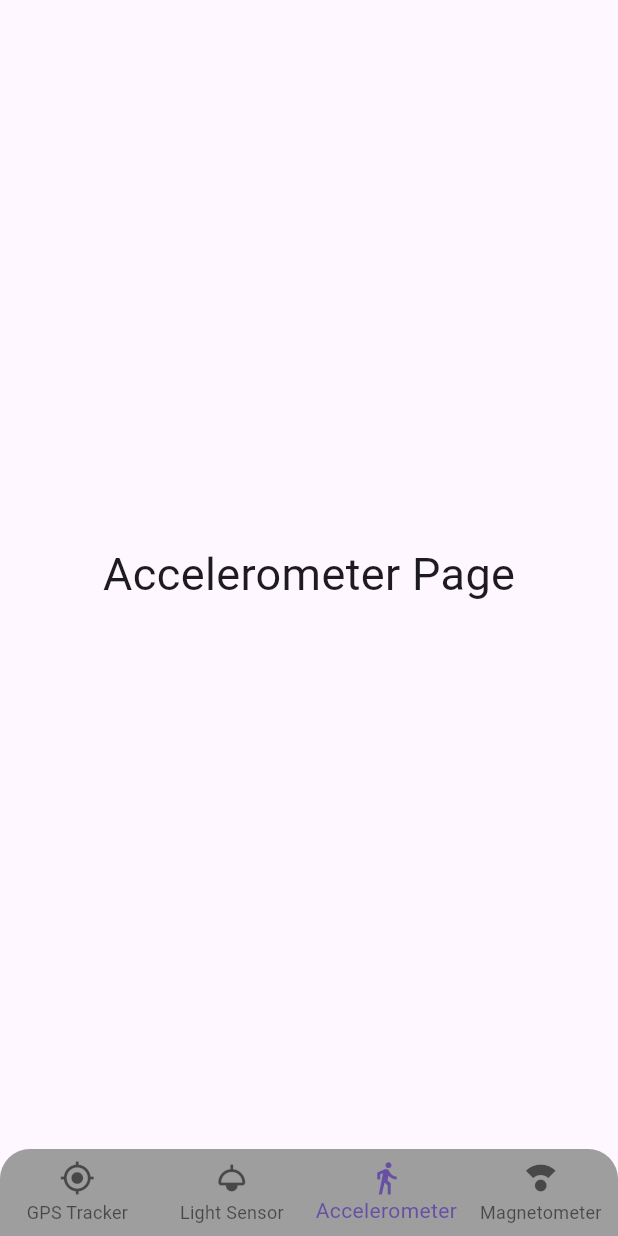
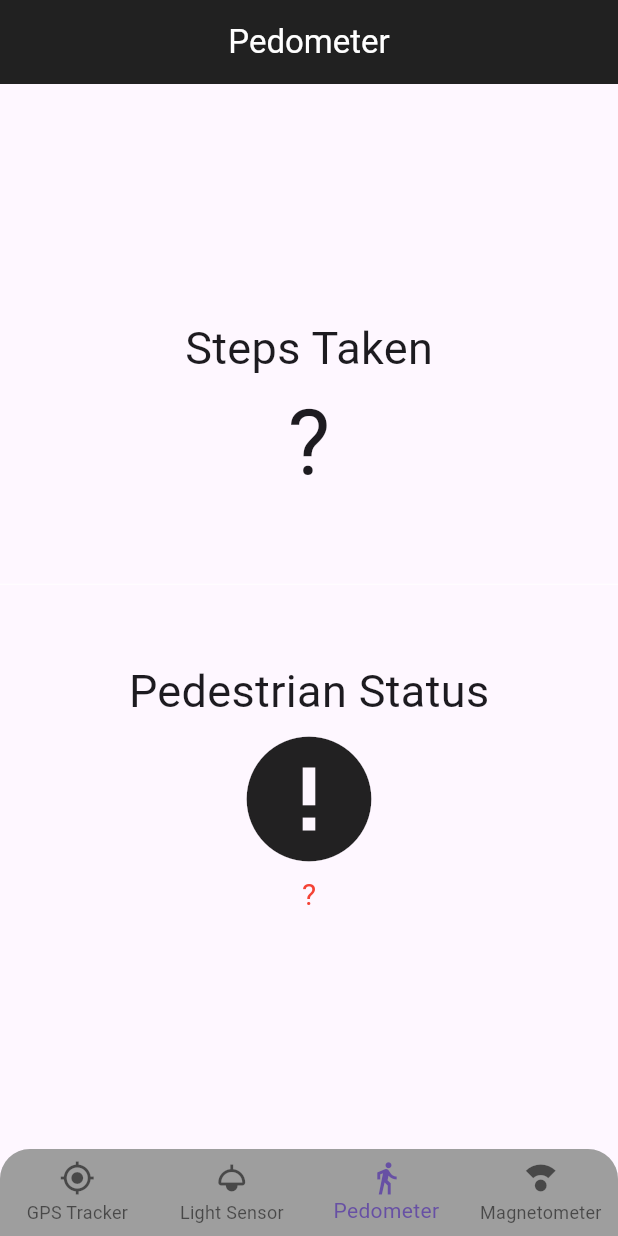
Before and after one commit to JnJuste/SmartHomeMonitoringApp, a Flutter app: the screen it shows after launch, item 3 of the bottom bar chosen, on a phone screen of 412 x 824 dp. Run offline on Flutter 3.47's test engine with Material 3 defaults, Android fonts, the phone set to English and light mode, and no system bars; our stand-ins replace geolocator, pedometer, permission_handler, sensors_plus.

Commit message:
Pedometer Sensor

```diff
--- a/lib/home_Page.dart
+++ b/lib/home_Page.dart
@@ -1,5 +1,5 @@
 import 'package:assignment_sensor/pages/gps_tracker.dart';
-import 'package:assignment_sensor/pages/accelerometer.dart';
+import 'package:assignment_sensor/pages/pedometer.dart';
 import 'package:assignment_sensor/pages/magnetometer.dart';
 import 'package:assignment_sensor/pages/light_sensor.dart';
 import 'package:flutter/material.dart';
@@ -22,7 +22,7 @@
   final List<Widget> _pages = [
     const GpsTracker(),
     const LightSensor(),
-    const Accelerometer(),
+    const PedometerWidget(),
     const Magnetometer(),
   ];
   @override
@@ -50,7 +50,7 @@
             ),
             BottomNavigationBarItem(
               icon: Icon(Icons.directions_walk_outlined),
-              label: "Accelerometer",
+              label: "Pedometer",
             ),
             BottomNavigationBarItem(
               icon: Icon(Icons.compass_calibration),
--- a/lib/pages/accelerometer.dart
+++ /dev/null
@@ -1,20 +0,0 @@
-import 'package:flutter/material.dart';
-
-class Accelerometer extends StatefulWidget {
-  const Accelerometer({super.key});
-
-  @override
-  State<Accelerometer> createState() => _AccelerometerState();
-}
-
-class _AccelerometerState extends State<Accelerometer> {
-  @override
-  Widget build(BuildContext context) {
-    return const Center(
-      child: Text(
-        "Accelerometer Page",
-        style: TextStyle(fontSize: 30),
-      ),
-    );
-  }
-}
--- /dev/null
+++ b/lib/pages/pedometer.dart
@@ -0,0 +1,121 @@
+import 'package:flutter/material.dart';
+import 'package:pedometer/pedometer.dart';
+import 'dart:async';
+
+String formatDate(DateTime d) {
+  return d.toString().substring(0, 19);
+}
+
+class PedometerWidget extends StatefulWidget {
+  const PedometerWidget({Key? key}) : super(key: key);
+
+  @override
+  _PedometerWidgetState createState() => _PedometerWidgetState();
+}
+
+class _PedometerWidgetState extends State<PedometerWidget> {
+  late Stream<StepCount> _stepCountStream;
+  late Stream<PedestrianStatus> _pedestrianStatusStream;
+  String _status = '?', _steps = '?';
+
+  @override
+  void initState() {
+    super.initState();
+    initPlatformState();
+  }
+
+  void onStepCount(StepCount event) {
+    print(event);
+    setState(() {
+      _steps = event.steps.toString();
+    });
+  }
+
+  void onPedestrianStatusChanged(PedestrianStatus event) {
+    print(event);
+    setState(() {
+      _status = event.status;
+    });
+  }
+
+  void onPedestrianStatusError(error) {
+    print('onPedestrianStatusError: $error');
+    setState(() {
+      _status = 'Pedestrian Status not available';
+    });
+    print(_status);
+  }
+
+  void onStepCountError(error) {
+    print('onStepCountError: $error');
+    setState(() {
+      _steps = 'Step Count not available';
+    });
+  }
+
+  void initPlatformState() {
+    _pedestrianStatusStream = Pedometer.pedestrianStatusStream;
+    _pedestrianStatusStream
+        .listen(onPedestrianStatusChanged)
+        .onError(onPedestrianStatusError);
+
+    _stepCountStream = Pedometer.stepCountStream;
+    _stepCountStream.listen(onStepCount).onError(onStepCountError);
+
+    if (!mounted) return;
+  }
+
+  @override
+  Widget build(BuildContext context) {
+    return Scaffold(
+      appBar: AppBar(
+        backgroundColor: Colors.grey.shade900,
+        centerTitle: true,
+        title: const Text(
+          "Pedometer",
+          style: TextStyle(color: Colors.white),
+        ),
+      ),
+      body: Center(
+        child: Column(
+          mainAxisAlignment: MainAxisAlignment.center,
+          children: <Widget>[
+            const Text(
+              'Steps Taken',
+              style: TextStyle(fontSize: 30),
+            ),
+            Text(
+              _steps,
+              style: const TextStyle(fontSize: 60),
+            ),
+            const Divider(
+              height: 100,
+              thickness: 0,
+              color: Colors.white,
+            ),
+            const Text(
+              'Pedestrian Status',
+              style: TextStyle(fontSize: 30),
+            ),
+            Icon(
+              _status == 'walking'
+                  ? Icons.directions_walk
+                  : _status == 'stopped'
+                      ? Icons.accessibility_new
+                      : Icons.error,
+              size: 100,
+            ),
+            Center(
+              child: Text(
+                _status,
+                style: _status == 'walking' || _status == 'stopped'
+                    ? const TextStyle(fontSize: 30)
+                    : const TextStyle(fontSize: 20, color: Colors.red),
+              ),
+            )
+          ],
+        ),
+      ),
+    );
+  }
+}
--- a/pubspec.yaml
+++ b/pubspec.yaml
@@ -41,6 +41,7 @@
   permission_handler: ^11.3.0
   sensors_plus: ^4.0.2
   google_maps_flutter: ^2.5.3
+  pedometer: ^4.0.1
 
 dev_dependencies:
   flutter_test:
```
Also changed, not shown: pubspec.lock, 1 other file.
